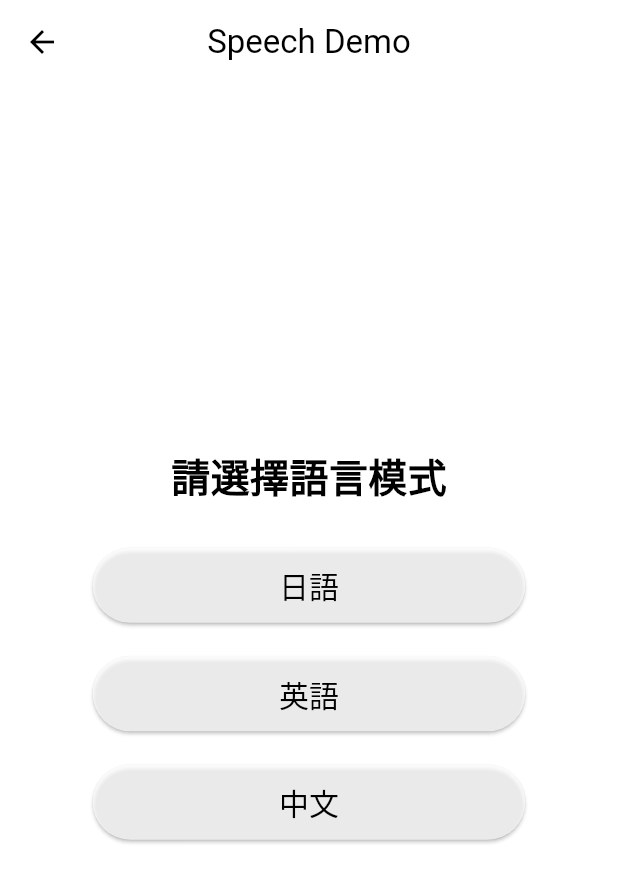
After one commit to ChenJyunKai/Language-Training, a Flutter app: the BattlePage screen opened by its route, on a phone screen of 412 x 824 dp. The commit adds this screen. Shown: the top 883 px of the screen. Run offline on Flutter 3.47's test engine with Material 2 defaults, Android fonts, the phone set to English and light mode, and no system bars; our stand-ins replace animated_text_kit, flutter_riverpod, fluttertoast, lottie, shared_preferences, speech_to_text and 1 more; missing offline and left inert: chat_gpt_sdk; accounts and stored records are empty.

Commit message:
refactor: battle_page 拆分組件

```diff
--- /dev/null
+++ b/lib/entity/language_entity.dart
@@ -0,0 +1,12 @@
+class Language {
+  Language({required this.name, required this.id});
+
+  final String name;
+  final String id;
+
+  static List<Language> list = [
+    Language(name: '日語', id: 'ja_JA'),
+    Language(name: '英語', id: 'en_US'),
+    Language(name: '中文', id: 'zh_TW'),
+  ];
+}
--- a/lib/router/routes.dart
+++ b/lib/router/routes.dart
@@ -1,5 +1,5 @@
 import 'package:flutter/material.dart';
-import 'package:rpg/view/battle_page.dart';
+import 'package:rpg/view/battle/battle_page.dart';
 import 'package:rpg/view/chat_page.dart';
 import 'package:rpg/view/home_page.dart';
 import 'package:rpg/view/welcome/welcome_page.dart';
--- /dev/null
+++ b/lib/view/battle/components/rule_view.dart
@@ -0,0 +1,95 @@
+import 'package:flutter/material.dart';
+import 'package:fluttertoast/fluttertoast.dart';
+import 'package:lottie/lottie.dart';
+import 'package:rpg/helper/screen_size.dart';
+
+class RuleView extends StatelessWidget {
+  const RuleView({
+    super.key,
+    required this.fadeAnimationController,
+    required this.animationController,
+    required this.speechEnabled,
+    required this.fade,
+    required this.function,
+  });
+
+  final AnimationController fadeAnimationController;
+  final AnimationController animationController;
+  final bool speechEnabled;
+  final bool fade;
+  final Function function;
+
+  @override
+  Widget build(BuildContext context) {
+    return FadeTransition(
+      opacity: Tween(begin: 1.0, end: 0.0).animate(CurvedAnimation(
+        parent: fadeAnimationController,
+        curve: const Interval(0, 1, curve: Curves.fastOutSlowIn),
+      )),
+      child: Column(
+        mainAxisAlignment: MainAxisAlignment.center,
+        children: <Widget>[
+          SlideTransition(
+            position: Tween(begin: const Offset(2, 0), end: const Offset(0, 0)).animate(CurvedAnimation(
+              parent: animationController,
+              curve: const Interval(0, 1, curve: Curves.fastOutSlowIn),
+            )),
+            child: Lottie.asset('assets/lottie/animation_elf.json', height: 200),
+          ),
+          SlideTransition(
+            position: Tween(begin: const Offset(3, 0), end: const Offset(0, 0)).animate(CurvedAnimation(
+              parent: animationController,
+              curve: const Interval(0, 1, curve: Curves.fastOutSlowIn),
+            )),
+            child: Align(
+              alignment: Alignment.center,
+              child: SizedBox(
+                width: screenWidth * 0.6,
+                child: const Text(
+                  "請根據上面的單字唸出讀音",
+                  style: TextStyle(fontSize: 26.0, fontWeight: FontWeight.bold),
+                  textAlign: TextAlign.center,
+                ),
+              ),
+            ),
+          ),
+          SlideTransition(
+            position: Tween(begin: const Offset(4, 0), end: const Offset(0, 0)).animate(CurvedAnimation(
+              parent: animationController,
+              curve: const Interval(0.5, 1, curve: Curves.fastOutSlowIn),
+            )),
+            child: Padding(
+              padding: const EdgeInsets.only(top: 20),
+              child: SizedBox(
+                height: 50,
+                child: ElevatedButton(
+                  onPressed: speechEnabled
+                      ? () => fadeAnimationController
+                        ..forward()
+                        ..addListener(() {
+                          if (fadeAnimationController.value > 0.01 && fade) {
+                            function();
+                          }
+                        })
+                      : () => Fluttertoast.showToast(
+                            msg: "Speech not available",
+                            toastLength: Toast.LENGTH_SHORT,
+                            timeInSecForIosWeb: 1,
+                            textColor: Colors.white,
+                            backgroundColor: Colors.black.withAlpha(180),
+                            fontSize: 16,
+                          ),
+                  style: ElevatedButton.styleFrom(
+                    foregroundColor: Colors.white,
+                    backgroundColor: const Color(0xff132137),
+                  ),
+                  child: const Text("Let's begin", style: TextStyle(fontSize: 18)),
+                ),
+              ),
+            ),
+          ),
+        ],
+      ),
+    );
+  }
+}
--- /dev/null
+++ b/lib/view/battle/components/select_language.dart
@@ -0,0 +1,68 @@
+import 'package:flutter/material.dart';
+import 'package:rpg/entity/language_entity.dart';
+import 'package:rpg/helper/screen_size.dart';
+
+class SelectLanguage extends StatelessWidget {
+  const SelectLanguage({
+    super.key,
+    required this.animationController,
+    required this.select,
+  });
+
+  final AnimationController animationController;
+  final Function(Language) select;
+
+  @override
+  Widget build(BuildContext context) {
+    return Column(
+      mainAxisAlignment: MainAxisAlignment.center,
+      children: <Widget>[
+        SlideTransition(
+          position: Tween(begin: const Offset(0, 0), end: const Offset(-4, 0)).animate(CurvedAnimation(
+            parent: animationController,
+            curve: const Interval(0, 1, curve: Curves.fastOutSlowIn),
+          )),
+          child: Container(
+            width: screenWidth,
+            alignment: Alignment.center,
+            child: const Text(
+              "請選擇語言模式",
+              style: TextStyle(fontSize: 26.0, fontWeight: FontWeight.bold),
+            ),
+          ),
+        ),
+        Container(
+          height: screenHeight * 0.3,
+          padding: const EdgeInsets.only(top: 8),
+          child: Column(
+            mainAxisAlignment: MainAxisAlignment.spaceEvenly,
+            children: [
+              for (Language i in Language.list)
+                SlideTransition(
+                  position: Tween(begin: const Offset(0, 0), end: const Offset(-4, 0)).animate(CurvedAnimation(
+                    parent: animationController,
+                    curve: Interval(0.1 * Language.list.indexWhere((e) => e == i), 1, curve: Curves.fastOutSlowIn),
+                  )),
+                  child: SizedBox(
+                    height: 50,
+                    width: screenWidth * 0.7,
+                    child: ElevatedButton(
+                      onPressed: () {
+                        animationController.animateTo(1);
+                        select(i);
+                      },
+                      style: ElevatedButton.styleFrom(
+                        foregroundColor: Colors.black,
+                        backgroundColor: Colors.white70,
+                      ),
+                      child: Text(i.name, style: const TextStyle(fontSize: 20)),
+                    ),
+                  ),
+                ),
+            ],
+          ),
+        ),
+      ],
+    );
+  }
+}
```
Also changed, not shown: lib/view/battle/battle_page.dart (renamed from lib/view/battle_page.dart, +15 -146 lines).
